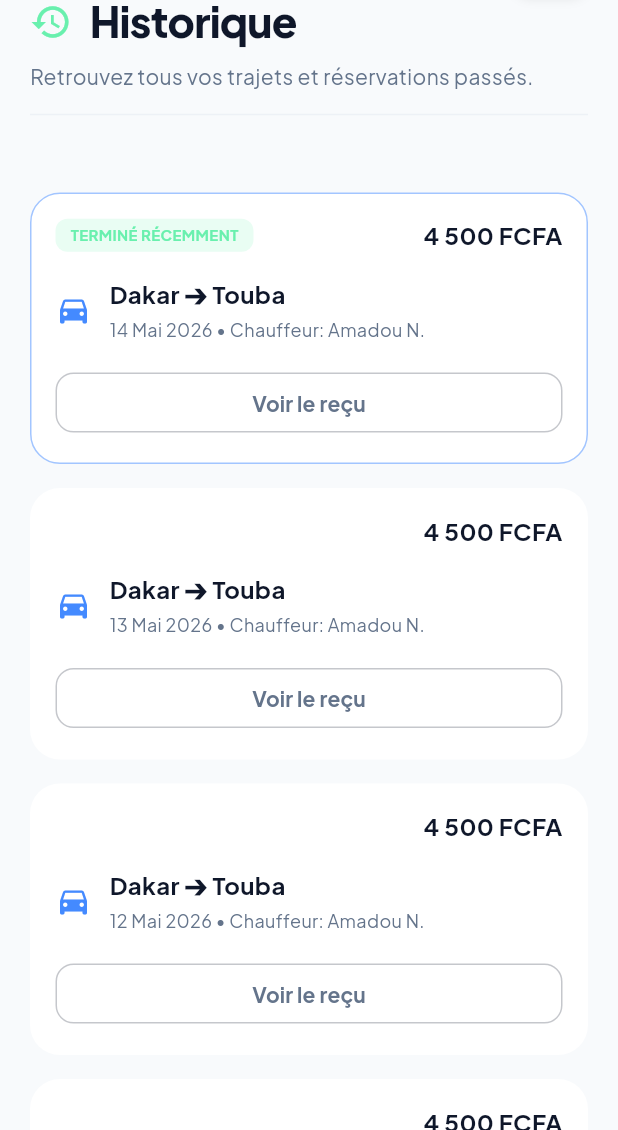
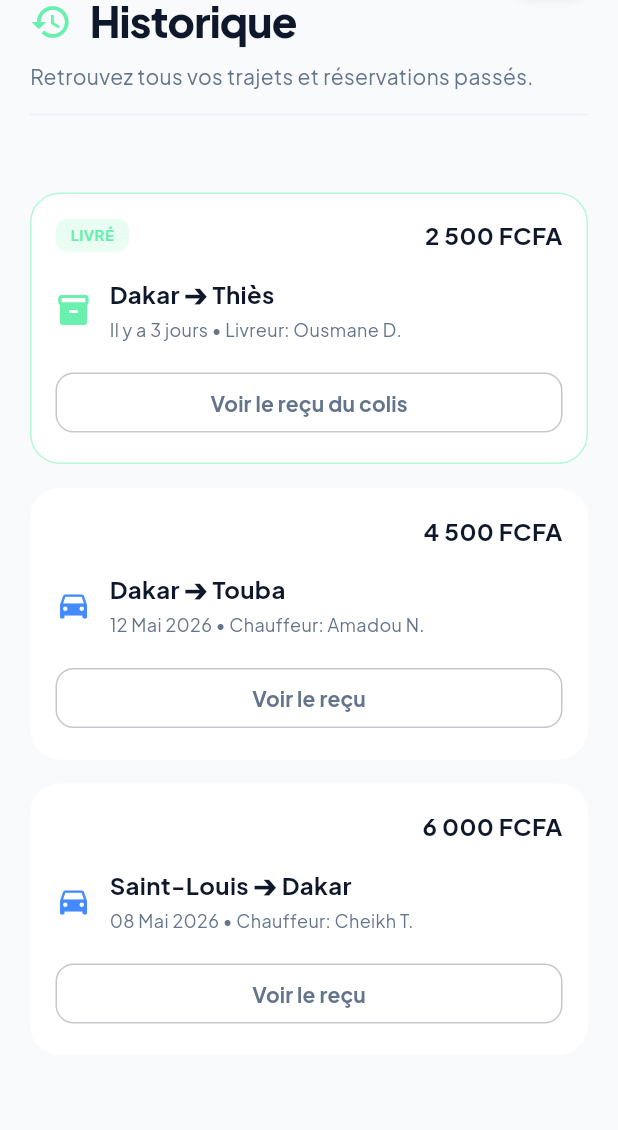
Before and after one commit to migini10/Aller-Retour, a Flutter app: the HistoryScreen screen opened by its route, on a phone screen of 412 x 824 dp, the part 106-1236 px from its top. Run offline on Flutter 3.47's test engine with Material 3 defaults, Android fonts, the phone set to English and light mode, and no system bars; our stand-ins replace flutter_dotenv, geolocator, google_fonts, google_maps_flutter, local_auth, qr_flutter and 3 more; missing offline and left inert: flutter_polyline_points, mobile_scanner; accounts and stored records are empty; network calls fail.

Commit message:
feat: filter 'Livré' packages from Colis screen and move them to History screen

```diff
--- a/apps/mobile/lib/screens/client/history_screen.dart
+++ b/apps/mobile/lib/screens/client/history_screen.dart
@@ -11,20 +11,63 @@ class HistoryScreen extends StatelessWidget {
       subtitle: 'Retrouvez tous vos trajets et réservations passés.',
       icon: Icons.history,
       iconColor: Colors.greenAccent,
-      body: ListView.builder(
+      body: ListView(
         shrinkWrap: true,
         physics: const NeverScrollableScrollPhysics(),
         padding: const EdgeInsets.all(20),
-        itemCount: 4,
-        itemBuilder: (context, index) {
-          final isRecent = index == 0;
+        children: [
+          _buildHistoryItem(
+            context: context,
+            isRecent: true,
+            isColis: true,
+            title: 'Dakar ➔ Thiès',
+            date: 'Il y a 3 jours • Livreur: Ousmane D.',
+            price: '2 500 FCFA',
+            status: 'LIVRÉ',
+            color: Colors.greenAccent,
+          ),
+          _buildHistoryItem(
+            context: context,
+            isRecent: false,
+            isColis: false,
+            title: 'Dakar ➔ Touba',
+            date: '12 Mai 2026 • Chauffeur: Amadou N.',
+            price: '4 500 FCFA',
+            status: 'TERMINÉ',
+            color: Colors.white54,
+          ),
+          _buildHistoryItem(
+            context: context,
+            isRecent: false,
+            isColis: false,
+            title: 'Saint-Louis ➔ Dakar',
+            date: '08 Mai 2026 • Chauffeur: Cheikh T.',
+            price: '6 000 FCFA',
+            status: 'TERMINÉ',
+            color: Colors.white54,
+          ),
+        ],
+      ),
+    );
+  }
+
+  Widget _buildHistoryItem({
+    required BuildContext context,
+    required bool isRecent,
+    required bool isColis,
+    required String title,
+    required String date,
+    required String price,
+    required String status,
+    required Color color,
+  }) {
     return Container(
       margin: const EdgeInsets.only(bottom: 16),
       padding: const EdgeInsets.all(16),
       decoration: BoxDecoration(
         color: Theme.of(context).cardColor,
         borderRadius: BorderRadius.circular(20),
-              border: Border.all(color: isRecent ? Colors.blueAccent.withValues(alpha: 0.5) : Colors.white10),
+        border: Border.all(color: isRecent ? color.withValues(alpha: 0.5) : Colors.white10),
       ),
       child: Column(
         crossAxisAlignment: CrossAxisAlignment.start,
@@ -35,33 +78,33 @@ class HistoryScreen extends StatelessWidget {
               Container(
                 padding: const EdgeInsets.symmetric(horizontal: 10, vertical: 4),
                 decoration: BoxDecoration(
-                        color: isRecent ? Colors.greenAccent.withValues(alpha: 0.15) : Colors.white10,
+                  color: isRecent ? color.withValues(alpha: 0.15) : Colors.white10,
                   borderRadius: BorderRadius.circular(8),
                 ),
                 child: Text(
-                        isRecent ? 'TERMINÉ RÉCEMMENT' : 'TERMINÉ',
+                  status,
                   style: TextStyle(
-                          color: isRecent ? Colors.greenAccent : Colors.white54,
+                    color: isRecent ? color : Colors.white54,
                     fontSize: 10,
                     fontWeight: FontWeight.bold,
                   ),
                 ),
               ),
-                    Text('4 500 FCFA', style: TextStyle(color: Theme.of(context).colorScheme.onSurface, fontWeight: FontWeight.bold, fontSize: 16)),
+              Text(price, style: TextStyle(color: Theme.of(context).colorScheme.onSurface, fontWeight: FontWeight.bold, fontSize: 16)),
             ],
           ),
           const SizedBox(height: 16),
           Row(
             children: [
-                    const Icon(Icons.directions_car, color: Colors.blueAccent, size: 24),
+              Icon(isColis ? Icons.inventory_2 : Icons.directions_car, color: isColis ? Colors.greenAccent : Colors.blueAccent, size: 24),
               const SizedBox(width: 12),
               Expanded(
                 child: Column(
                   crossAxisAlignment: CrossAxisAlignment.start,
                   children: [
-                          Text('Dakar ➔ Touba', style: TextStyle(color: Theme.of(context).colorScheme.onSurface, fontSize: 16, fontWeight: FontWeight.bold)),
+                    Text(title, style: TextStyle(color: Theme.of(context).colorScheme.onSurface, fontSize: 16, fontWeight: FontWeight.bold)),
                     const SizedBox(height: 4),
-                          Text('1${4-index} Mai 2026 • Chauffeur: Amadou N.', style: TextStyle(color: Theme.of(context).colorScheme.onSurfaceVariant, fontSize: 12)),
+                    Text(date, style: TextStyle(color: Theme.of(context).colorScheme.onSurfaceVariant, fontSize: 12)),
                   ],
                 ),
               ),
@@ -72,20 +115,17 @@ class HistoryScreen extends StatelessWidget {
             width: double.infinity,
             child: OutlinedButton(
               onPressed: () {
-                      ScaffoldMessenger.of(context).showSnackBar(const SnackBar(content: Text('Détails du trajet à venir !')));
+                ScaffoldMessenger.of(context).showSnackBar(const SnackBar(content: Text('Détails à venir !')));
               },
               style: OutlinedButton.styleFrom(
                 side: BorderSide(color: Theme.of(context).colorScheme.onSurface.withValues(alpha: 0.24)),
                 shape: RoundedRectangleBorder(borderRadius: BorderRadius.circular(12)),
               ),
-                    child: Text('Voir le reçu', style: TextStyle(color: Theme.of(context).colorScheme.onSurfaceVariant)),
+              child: Text(isColis ? 'Voir le reçu du colis' : 'Voir le reçu', style: TextStyle(color: Theme.of(context).colorScheme.onSurfaceVariant)),
             ),
           ),
         ],
       ),
     );
-        },
-      ),
-    );
   }
 }
--- a/apps/mobile/lib/screens/driver/driver_colis_screen.dart
+++ b/apps/mobile/lib/screens/driver/driver_colis_screen.dart
@@ -438,9 +438,19 @@ class _DriverColisScreenState extends State<DriverColisScreen> {
                     top: 16,
                     bottom: MediaQuery.of(context).padding.bottom + 80,
                   ),
-                  itemCount: colis.length,
+                  itemCount: () {
+                    List<dynamic> displayColis = colis.where((c) => c['statut'] != 'Livré').toList();
+                    if (displayColis.isEmpty && colis.isNotEmpty) {
+                      displayColis = [colis.last];
+                    }
+                    return displayColis.length;
+                  }(),
                   itemBuilder: (context, index) {
-                    final c = colis[index];
+                    List<dynamic> displayColis = colis.where((c) => c['statut'] != 'Livré').toList();
+                    if (displayColis.isEmpty && colis.isNotEmpty) {
+                      displayColis = [colis.last];
+                    }
+                    final c = displayColis[index];
                     final badgeColor = _getBadgeColor(c['statut'] ?? '');
 
                     return Container(
```
Also changed, not shown: apps/mobile/lib/screens/client/colis_screen.dart (+13 -26 lines). Lines whose indentation alone changed are shown as unchanged.
